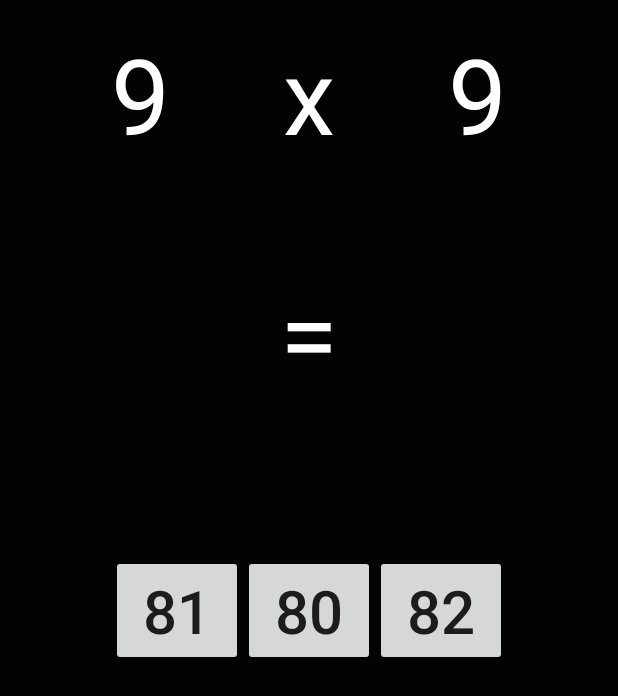
After one commit to DaniCorra/ANDROID-STUDIO-EXAMPLES, an Android app: the GameActivity screen opened directly, with no data from a screen before it, on a phone screen of 412 x 824 dp. The commit adds this screen. Shown: the top 696 px of the screen. Run offline under Robolectric (Android 15) with nearby library versions, the phone set to English and light mode, and no system bars.

Commit message:
Add activity game

```diff
--- a/MyMathGame/app/src/main/AndroidManifest.xml
+++ b/MyMathGame/app/src/main/AndroidManifest.xml
@@ -16,6 +16,10 @@
                 <category android:name="android.intent.category.LAUNCHER" />
             </intent-filter>
         </activity>
+        <activity
+            android:name=".GameActivity"
+            android:label="@string/title_activity_game" >
+        </activity>
     </application>
 
 </manifest>
--- /dev/null
+++ b/MyMathGame/app/src/main/java/com/kocolondon/mymathgame/GameActivity.java
@@ -0,0 +1,82 @@
+package com.kocolondon.mymathgame;
+
+import android.app.Activity;
+import android.os.Bundle;
+import android.view.View;
+import android.widget.TextView;
+import android.widget.Button;
+import android.widget.Toast;
+
+
+public class GameActivity extends Activity implements View.OnClickListener {
+
+    int correctAnswer;
+    Button buttonObjectChoice1;
+    Button buttonObjectChoice2;
+    Button buttonObjectChoice3;
+
+
+    @Override
+    protected void onCreate(Bundle savedInstanceState) {
+        super.onCreate(savedInstanceState);
+        setContentView(R.layout.activity_game);
+
+        //initialize all variables
+        int partA = 9;
+        int partB = 9;
+        correctAnswer = partA * partB;
+        int wrongAnswer1 = correctAnswer - 1;
+        int wrongAnswer2 = correctAnswer + 1;
+
+        TextView textObjectPartA = (TextView)findViewById(R.id.textPartA);
+        TextView textObjectPartB = (TextView)findViewById(R.id.textPartB);
+
+        buttonObjectChoice1 = (Button)findViewById(R.id.buttonChoice1);
+        buttonObjectChoice2 = (Button)findViewById(R.id.buttonChoice2);
+        buttonObjectChoice3 = (Button)findViewById(R.id.buttonChoice3);
+
+        textObjectPartA.setText("" + partA);
+        textObjectPartB.setText("" + partB);
+
+        buttonObjectChoice1.setText("" + correctAnswer);
+        buttonObjectChoice2.setText("" + wrongAnswer1);
+        buttonObjectChoice3.setText("" + wrongAnswer2);
+
+        buttonObjectChoice1.setOnClickListener(this);
+        buttonObjectChoice2.setOnClickListener(this);
+        buttonObjectChoice3.setOnClickListener(this);
+    }
+
+    @Override
+    public void onClick(View view) {
+        int answerGiven = 0;
+        switch (view.getId()) {
+            case R.id.buttonChoice1:
+                answerGiven = Integer.parseInt("" + buttonObjectChoice1.getText());
+                if(answerGiven == correctAnswer) {
+                    Toast.makeText(getApplicationContext(), "Well done!", Toast.LENGTH_LONG).show();
+                } else {
+                    Toast.makeText(getApplicationContext(), "Sorry that's wrong", Toast.LENGTH_LONG).show();
+                }
+                break;
+            case R.id.buttonChoice2:
+                answerGiven = Integer.parseInt("" + buttonObjectChoice2.getText());
+                if(answerGiven == correctAnswer) {
+                    Toast.makeText(getApplicationContext(), "Well done!", Toast.LENGTH_LONG).show();
+                } else {
+                    Toast.makeText(getApplicationContext(), "Sorry that's wrong", Toast.LENGTH_LONG).show();
+                }
+                break;
+            case R.id.buttonChoice3:
+                answerGiven = Integer.parseInt("" + buttonObjectChoice3.getText());
+                if(answerGiven == correctAnswer) {
+                    Toast.makeText(getApplicationContext(), "Well done!", Toast.LENGTH_LONG).show();
+                } else {
+                    Toast.makeText(getApplicationContext(), "Sorry that's wrong", Toast.LENGTH_LONG).show();
+                }
+                break;
+
+        }
+    }
+
+}
--- /dev/null
+++ b/MyMathGame/app/src/main/res/layout/activity_game.xml
@@ -0,0 +1,86 @@
+<RelativeLayout xmlns:android="http://schemas.android.com/apk/res/android"
+    xmlns:tools="http://schemas.android.com/tools" android:layout_width="match_parent"
+    android:layout_height="match_parent" android:paddingLeft="@dimen/activity_horizontal_margin"
+    android:paddingRight="@dimen/activity_horizontal_margin"
+    android:paddingTop="@dimen/activity_vertical_margin"
+    android:paddingBottom="@dimen/activity_vertical_margin"
+    tools:context="com.kocolondon.mymathgame.GameActivity"
+    android:background="#ff030303">
+
+    <TextView
+        android:layout_width="wrap_content"
+        android:layout_height="wrap_content"
+        android:textAppearance="?android:attr/textAppearanceLarge"
+        android:text="2"
+        android:id="@+id/textPartA"
+        android:textColor="#ffffff"
+        android:textSize="70sp"
+        android:layout_alignTop="@+id/textPartB"
+        android:layout_alignLeft="@+id/buttonChoice1"
+        android:layout_alignStart="@+id/buttonChoice1" />
+
+    <TextView
+        android:layout_width="wrap_content"
+        android:layout_height="wrap_content"
+        android:textAppearance="?android:attr/textAppearanceLarge"
+        android:text="x"
+        android:id="@+id/textOperator"
+        android:layout_alignTop="@+id/textPartA"
+        android:layout_centerHorizontal="true"
+        android:textColor="#ffffff"
+        android:textSize="70sp" />
+
+    <TextView
+        android:layout_width="wrap_content"
+        android:layout_height="wrap_content"
+        android:textAppearance="?android:attr/textAppearanceLarge"
+        android:text="2"
+        android:id="@+id/textPartB"
+        android:textColor="#ffffff"
+        android:textSize="70sp"
+        android:layout_alignParentTop="true"
+        android:layout_alignRight="@+id/buttonChoice3"
+        android:layout_alignEnd="@+id/buttonChoice3" />
+
+    <TextView
+        android:layout_width="wrap_content"
+        android:layout_height="wrap_content"
+        android:textAppearance="?android:attr/textAppearanceLarge"
+        android:text="="
+        android:id="@+id/textView2"
+        android:textColor="#fff"
+        android:textSize="70sp"
+        android:layout_marginTop="65dp"
+        android:layout_below="@+id/textOperator"
+        android:layout_centerHorizontal="true" />
+
+    <Button
+        android:layout_width="wrap_content"
+        android:layout_height="wrap_content"
+        android:text="2"
+        android:id="@+id/buttonChoice1"
+        android:textSize="40sp"
+        android:layout_alignTop="@+id/buttonChoice2"
+        android:layout_toLeftOf="@+id/buttonChoice2"
+        android:layout_toStartOf="@+id/buttonChoice2" />
+
+    <Button
+        android:layout_width="wrap_content"
+        android:layout_height="wrap_content"
+        android:text="4"
+        android:id="@+id/buttonChoice2"
+        android:textSize="40sp"
+        android:layout_below="@+id/textView2"
+        android:layout_centerHorizontal="true"
+        android:layout_marginTop="102dp" />
+
+    <Button
+        android:layout_width="wrap_content"
+        android:layout_height="wrap_content"
+        android:text="6"
+        android:id="@+id/buttonChoice3"
+        android:textSize="40sp"
+        android:layout_alignTop="@+id/buttonChoice2"
+        android:layout_toRightOf="@+id/buttonChoice2"
+        android:layout_toEndOf="@+id/buttonChoice2" />
+</RelativeLayout>
--- a/MyMathGame/app/src/main/res/layout/activity_main.xml
+++ b/MyMathGame/app/src/main/res/layout/activity_main.xml
@@ -22,13 +22,13 @@
         android:id="@+id/imageView"
         android:layout_below="@+id/textView"
         android:layout_centerHorizontal="true"
-        android:layout_marginTop="72dp" />
+        android:src="@mipmap/ic_launcher" />
 
     <Button
         android:layout_width="wrap_content"
         android:layout_height="wrap_content"
         android:text="Play"
-        android:id="@+id/button"
+        android:id="@+id/buttonPlay"
         android:layout_below="@+id/imageView"
         android:layout_alignRight="@+id/button2"
         android:layout_alignEnd="@+id/button2"
@@ -40,7 +40,7 @@
         android:layout_height="wrap_content"
         android:text="High Score"
         android:id="@+id/button2"
-        android:layout_below="@+id/button"
+        android:layout_below="@+id/buttonPlay"
         android:layout_centerHorizontal="true" />
 
     <Button
--- a/MyMathGame/app/src/main/res/values/strings.xml
+++ b/MyMathGame/app/src/main/res/values/strings.xml
@@ -3,4 +3,5 @@
 
     <string name="hello_world">Hello world!</string>
     <string name="action_settings">Settings</string>
+    <string name="title_activity_game">GameActivity</string>
 </resources>
```
Also changed, not shown: MyMathGame/app/src/main/java/com/kocolondon/mymathgame/MainActivity.java (+15 -2 lines), MyMathGame/app/src/main/res/menu/menu_game.xml (added, +7 -0 lines), 1 other file.
